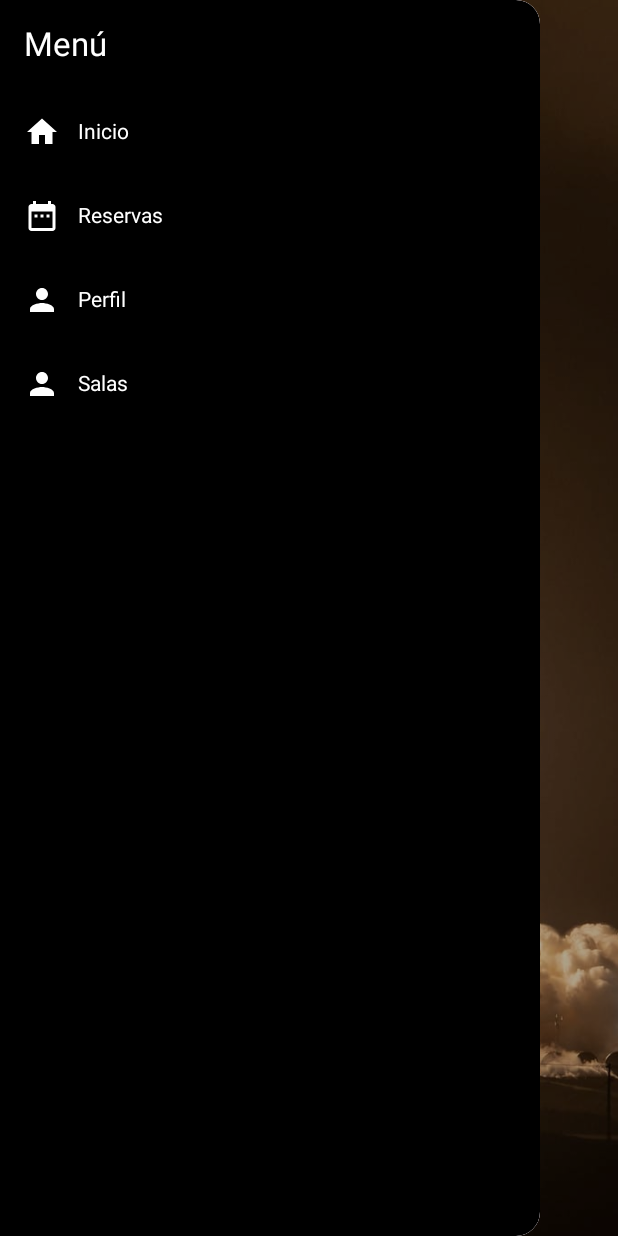
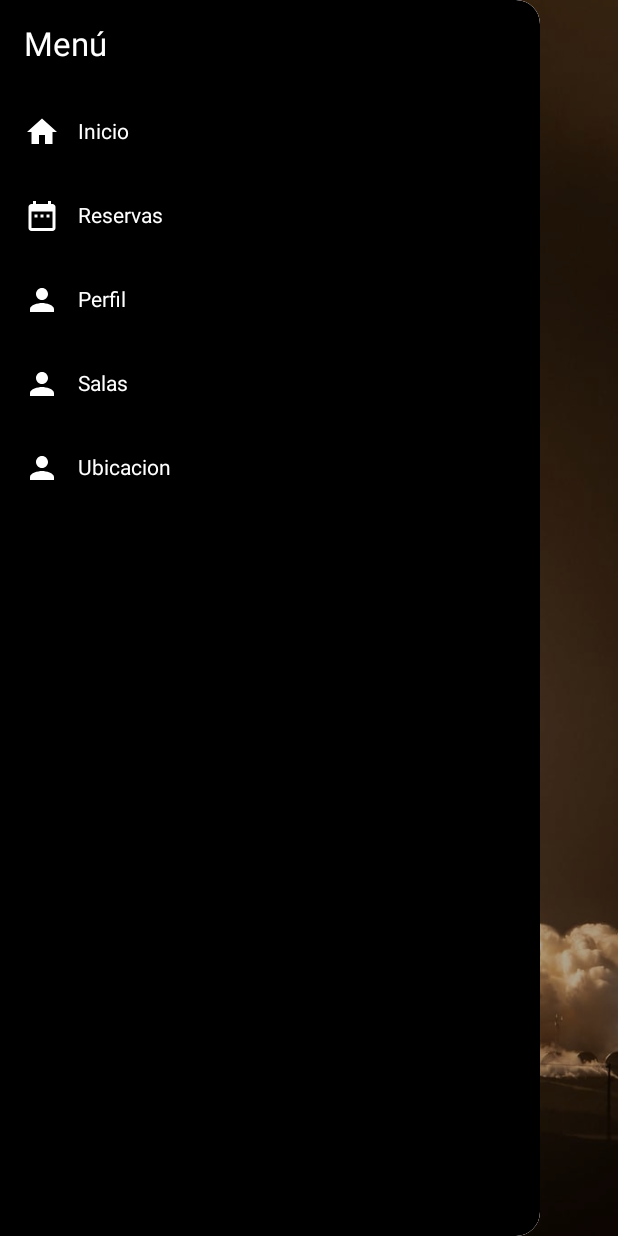
Before and after one commit to adriiaan12/SpaceY-AplicacionParaMovil, an Android app built with Jetpack Compose: the screen it shows after launch (MainActivity), after a tap on "Menú", on a phone screen of 412 x 824 dp. Run offline under Robolectric (Android 15) with nearby library versions, the phone set to English and light mode, and no system bars.

```diff
--- a/app/build.gradle.kts
+++ b/app/build.gradle.kts
@@ -58,10 +58,12 @@ dependencies {
     implementation(libs.androidx.material3)
     implementation(libs.retrofit)
     implementation(libs.converter.gson)
+    implementation(libs.maps.compose)
 
     implementation(libs.logging.interceptor)
 
     implementation(libs.navigation.compose)
+    implementation(libs.play.services.maps)
     testImplementation(libs.junit)
     androidTestImplementation(libs.androidx.junit)
     androidTestImplementation(libs.androidx.espresso.core)
--- a/app/src/main/AndroidManifest.xml
+++ b/app/src/main/AndroidManifest.xml
@@ -15,6 +15,9 @@
         android:supportsRtl="true"
         android:theme="@style/Theme.Consumo_API"
         tools:targetApi="31">
+        <meta-data
+            android:name="com.google.android.geo.API_KEY"
+            android:value="AIzaSyA-agSJlOx9As6Azqwqvlrtq4TVPsDElrU" />
         <activity
             android:name=".MainActivity"
             android:exported="true"
--- a/app/src/main/java/com/example/consumo_api/BuscarTodosAnimales.kt
+++ b/app/src/main/java/com/example/consumo_api/BuscarTodosAnimales.kt
@@ -1,4 +1,4 @@
-package com.example.consumo_api
+package com.example.consumo_api.ui.screens
 
 import androidx.compose.foundation.layout.Column
 import androidx.compose.foundation.layout.Spacer
@@ -22,6 +22,7 @@ import androidx.compose.ui.platform.LocalContext
 import androidx.compose.ui.unit.dp
 import com.example.consumo_api.modules.Viaje
 import com.example.consumo_api.modules.ViajeViewModel
+import com.example.consumo_api.generarPdf
 
 @Composable
 fun ListaViajes(viewModel: ViajeViewModel = ViajeViewModel()) {
--- a/app/src/main/java/com/example/consumo_api/ui/components/AppDrawer.kt
+++ b/app/src/main/java/com/example/consumo_api/ui/components/AppDrawer.kt
@@ -104,6 +104,22 @@ fun AppDrawer(onDestinationClicked: (String) -> Unit) {
                     unselectedTextColor = White
                 )
             )
+
+            NavigationDrawerItem(
+                label = { Text("Ubicacion") },
+                selected = false,
+                onClick = { onDestinationClicked("Localizacion") },
+                icon = { Icon(Icons.Default.Person, contentDescription = "Ubicacion") },
+                colors = NavigationDrawerItemDefaults.colors(
+                    selectedContainerColor = Pink80, //MaterialTheme.colorScheme.primary.copy(alpha = 0.25f),
+                    unselectedContainerColor = Black,  //MaterialTheme.colorScheme.surface,
+                    selectedIconColor = MaterialTheme.colorScheme.contentColorFor(backgroundColor = MaterialTheme.colorScheme.primary),
+                    // Dame el color de contenido (texto/ícono) que combine con primary”.
+                    unselectedIconColor = MaterialTheme.colorScheme.contentColorFor(backgroundColor = MaterialTheme.colorScheme.primary),
+                    selectedTextColor = MaterialTheme.colorScheme.primary,
+                    unselectedTextColor = White
+                )
+            )
         }
     }
 }
--- a/app/src/main/java/com/example/consumo_api/ui/screens/MainScreen.kt
+++ b/app/src/main/java/com/example/consumo_api/ui/screens/MainScreen.kt
@@ -36,6 +36,8 @@ import androidx.navigation.compose.NavHost
 import androidx.navigation.compose.composable
 import androidx.navigation.compose.rememberNavController
 import com.example.consumo_api.R // Asegúrate que el paquete coincide con el tuyo
+
+import com.example.consumo_api.ui.AnimalTabLayout
 
 
 
@@ -121,6 +123,7 @@ fun MainScreen() {
                     composable("tasks") { TaskScreen(viewModel()) }
                     composable("profile") { AnimalTabLayout(ViajeViewModel()) }
                     composable("Sala") { SalaScreen() }
+                    composable("Localizacion") { PantallaLocalizacion() }
                 }
             }
         }
--- a/gradle/libs.versions.toml
+++ b/gradle/libs.versions.toml
@@ -13,7 +13,8 @@ navigationCompose = "2.9.0-rc01"
 converterGson = "2.11.0"
 
 loggingInterceptor = "5.0.0-alpha.14"
-
+playServicesMaps = "19.2.0"
+maps-compose = "2.11.4"
 
 
 [libraries]
@@ -35,10 +36,12 @@ androidx-material3 = { group = "androidx.compose.material3", name = "material3"
 retrofit = { group = "com.squareup.retrofit2", name = "retrofit", version.ref = "retrofit" }
 navigation-compose = { group = "androidx.navigation", name = "navigation-compose", version.ref = "navigationCompose" }
 converter-gson = { group = "com.squareup.retrofit2", name = "converter-gson", version.ref = "converterGson" }
+maps-compose = { group = "com.google.maps.android", name = "maps-compose", version.ref = "maps-compose" }
 
 
 
 logging-interceptor = { group = "com.squareup.okhttp3", name = "logging-interceptor", version.ref = "loggingInterceptor" }
+play-services-maps = { group = "com.google.android.gms", name = "play-services-maps", version.ref = "playServicesMaps" }
 
 
 [plugins]
```
Also changed, not shown: app/src/main/java/com/example/consumo_api/TaskManagerApp.kt (+5 -3 lines), app/src/main/java/com/example/consumo_api/ui/screens/LocationScreen.kt (added, +94 -0 lines), app/src/main/java/com/example/consumo_api/ui/screens/ProfileScreen.kt (+5 -2 lines), app/src/main/java/com/example/consumo_api/ui/screens/TaskScreen.kt (+13 -0 lines).
